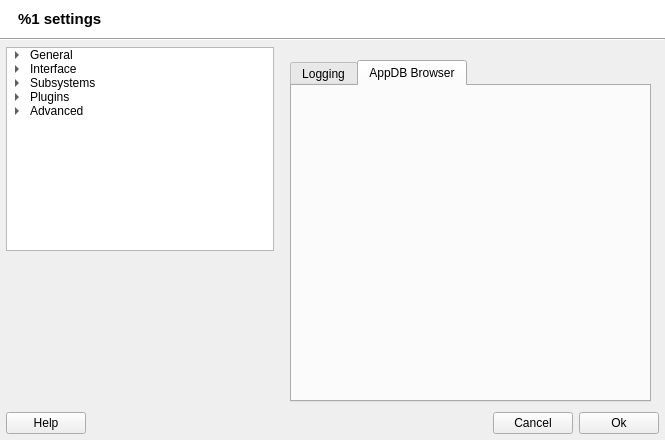
Above: src/q4wine-gui/uis/AppSettings.ui from brezerk/q4wine before the change. Below: the same form after it.
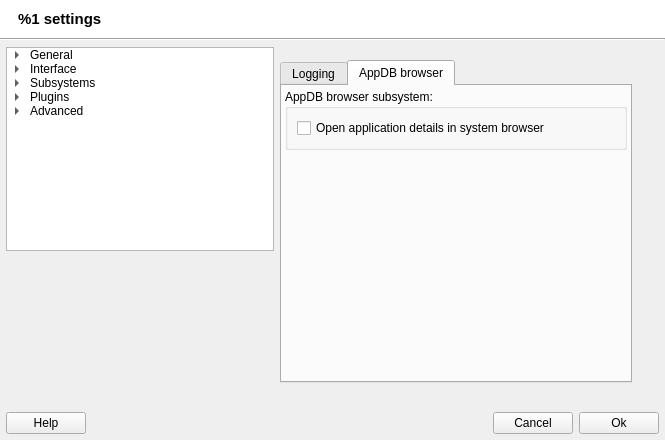
That is the form after the change. The open tabs and pages were chosen to show the change. Icons and pictures are not drawn.

Commit message: Added: AppDB settings, now by default appdb opens app detail in system browser.

```diff
--- a/src/q4wine-gui/uis/AppSettings.ui
+++ b/src/q4wine-gui/uis/AppSettings.ui
@@ -227,10 +227,10 @@
      <widget class="QStackedWidget" name="optionsStack">
       <property name="geometry">
        <rect>
-        <x>290</x>
+        <x>280</x>
         <y>10</y>
-        <width>370</width>
-        <height>360</height>
+        <width>361</width>
+        <height>341</height>
        </rect>
       </property>
       <property name="currentIndex">
@@ -2098,12 +2098,41 @@
           </widget>
           <widget class="QWidget" name="tabAppDB">
            <attribute name="title">
-            <string>AppDB Browser</string>
+            <string>AppDB browser</string>
            </attribute>
            <layout class="QVBoxLayout" name="verticalLayout_40">
             <property name="margin">
              <number>3</number>
             </property>
+            <item>
+             <widget class="QGroupBox" name="groupBox">
+              <property name="title">
+               <string>AppDB browser subsystem:</string>
+              </property>
+              <layout class="QGridLayout" name="gridLayout_7">
+               <item row="0" column="0">
+                <widget class="QCheckBox" name="cbUseSystemBrowser">
+                 <property name="text">
+                  <string>Open application details in system browser</string>
+                 </property>
+                </widget>
+               </item>
+              </layout>
+             </widget>
+            </item>
+            <item>
+             <spacer name="verticalSpacer_3">
+              <property name="orientation">
+               <enum>Qt::Vertical</enum>
+              </property>
+              <property name="sizeHint" stdset="0">
+               <size>
+                <width>20</width>
+                <height>40</height>
+               </size>
+              </property>
+             </spacer>
+            </item>
            </layout>
           </widget>
          </widget>
```
Left out of the diff: 18 changed lines with no effect on the pictures. The commit also changes 3 other files.
